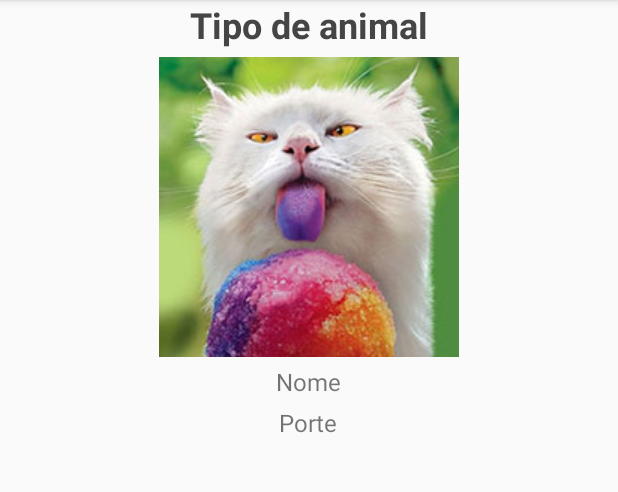
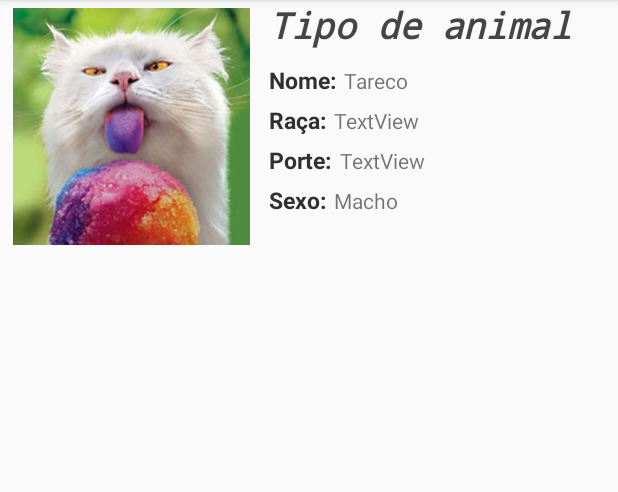
Before and after one commit to Projecto-Final-de-Curso-TeSP-PSI/pet-adoption, an Android app: the fragment ItemListAnimals shown on its own in the app's theme, on a phone screen of 412 x 824 dp, the part 84-576 px from its top. Run offline under Robolectric (Android 15) with nearby library versions, the phone set to English and light mode, and no system bars.

Commit message:
Changes layout itemListViewAnimals

```diff
--- a/paws4adoption_mobile/app/src/main/res/layout/fragment_item_list_animals.xml
+++ b/paws4adoption_mobile/app/src/main/res/layout/fragment_item_list_animals.xml
@@ -8,50 +8,145 @@
 
     <LinearLayout
         android:layout_width="match_parent"
+        android:layout_height="wrap_content"
+        android:orientation="horizontal">
+
+        <ImageView
+            android:id="@+id/imgAnimalList"
+            android:layout_width="164dp"
+            android:layout_height="158dp"
+            android:layout_marginStart="5dp"
+            android:layout_marginTop="5dp"
+            android:layout_marginBottom="10dp"
+            android:contentDescription="@string/todo"
+            app:srcCompat="@drawable/gato" />
+
+        <LinearLayout
+            android:layout_width="match_parent"
             android:layout_height="match_parent"
+            android:layout_marginStart="10dp"
             android:orientation="vertical">
 
             <TextView
                 android:id="@+id/textView5"
                 android:layout_width="match_parent"
                 android:layout_height="wrap_content"
+                android:layout_marginBottom="10dp"
+                android:fontFamily="monospace"
                 android:text="@string/type_animal"
-            android:textAlignment="center"
+                android:textAlignment="viewStart"
+                android:textAllCaps="false"
                 android:textColor="#454545"
                 android:textSize="24sp"
-            android:textStyle="bold" />
+                android:textStyle="bold|italic" />
 
-        <ImageView
-            android:id="@+id/imgAnimalList"
-            android:layout_width="wrap_content"
+            <LinearLayout
+                android:layout_width="match_parent"
                 android:layout_height="wrap_content"
-            android:layout_gravity="center_horizontal"
-            android:layout_marginTop="5dp"
-            android:layout_marginBottom="5dp"
-            app:srcCompat="@drawable/gato"
-            android:contentDescription="@string/todo" />
+                android:orientation="vertical">
 
                 <LinearLayout
                     android:layout_width="match_parent"
                     android:layout_height="match_parent"
-            android:gravity="center_horizontal"
-            android:orientation="vertical">
+                    android:layout_marginBottom="5dp"
+                    android:orientation="horizontal">
 
                     <TextView
                         android:id="@+id/textViewName"
                         android:layout_width="wrap_content"
                         android:layout_height="wrap_content"
-                android:paddingBottom="5dp"
+                        android:layout_marginEnd="5dp"
                         android:text="@string/name_animal"
-                android:textSize="16sp" />
+                        android:textAlignment="viewStart"
+                        android:textColor="#303030"
+                        android:textSize="15sp"
+                        android:textStyle="bold" />
+
+                    <TextView
+                        android:id="@+id/textView6"
+                        android:layout_width="wrap_content"
+                        android:layout_height="wrap_content"
+                        android:layout_weight="1"
+                        android:text="Tareco" />
+
+                </LinearLayout>
+
+                <LinearLayout
+                    android:layout_width="match_parent"
+                    android:layout_height="match_parent"
+                    android:layout_marginBottom="5dp"
+                    android:orientation="horizontal">
+
+                    <TextView
+                        android:id="@+id/textView"
+                        android:layout_width="wrap_content"
+                        android:layout_height="wrap_content"
+                        android:layout_marginEnd="5dp"
+                        android:layout_weight="0"
+                        android:text="Raça:"
+                        android:textColor="#303030"
+                        android:textSize="15sp"
+                        android:textStyle="bold" />
+
+                    <TextView
+                        android:id="@+id/textView2"
+                        android:layout_width="wrap_content"
+                        android:layout_height="wrap_content"
+                        android:layout_weight="1"
+                        android:text="TextView"
+                        tools:text="Persa" />
+                </LinearLayout>
+
+                <LinearLayout
+                    android:layout_width="match_parent"
+                    android:layout_height="match_parent"
+                    android:layout_marginBottom="5dp"
+                    android:orientation="horizontal">
 
                     <TextView
                         android:id="@+id/textViewSize"
                         android:layout_width="wrap_content"
                         android:layout_height="wrap_content"
-                android:paddingBottom="10dp"
+                        android:layout_marginEnd="5dp"
                         android:text="@string/size_animal"
-                android:textSize="16sp" />
+                        android:textAlignment="viewStart"
+                        android:textColor="#303030"
+                        android:textSize="15sp"
+                        android:textStyle="bold" />
+
+                    <TextView
+                        android:id="@+id/textView7"
+                        android:layout_width="wrap_content"
+                        android:layout_height="wrap_content"
+                        android:layout_weight="1"
+                        android:text="TextView"
+                        tools:text="Medio" />
+                </LinearLayout>
+
+                <LinearLayout
+                    android:layout_width="match_parent"
+                    android:layout_height="match_parent"
+                    android:orientation="horizontal">
+
+                    <TextView
+                        android:id="@+id/textView3"
+                        android:layout_width="wrap_content"
+                        android:layout_height="wrap_content"
+                        android:layout_marginEnd="5dp"
+                        android:text="Sexo:"
+                        android:textColor="#303030"
+                        android:textSize="15sp"
+                        android:textStyle="bold" />
+
+                    <TextView
+                        android:id="@+id/textView4"
+                        android:layout_width="wrap_content"
+                        android:layout_height="wrap_content"
+                        android:layout_weight="1"
+                        android:text="Macho" />
+                </LinearLayout>
+
+            </LinearLayout>
         </LinearLayout>
     </LinearLayout>
 
--- a/paws4adoption_mobile/app/src/main/res/values/strings.xml
+++ b/paws4adoption_mobile/app/src/main/res/values/strings.xml
@@ -13,8 +13,8 @@
     <string name="district5">Distrito 5</string>
     <string name="district6">Distrito 6</string>
     <string name="type_animal">Tipo de animal</string>
-    <string name="name_animal">Nome</string>
-    <string name="size_animal">Porte</string>
+    <string name="name_animal">Nome:</string>
+    <string name="size_animal">Porte:</string>
     <string name="todo">TODO</string>
     <string-array name="districtslist">
         <item>@string/escolher_distrito</item>
```
Lines whose indentation alone changed are shown as unchanged.
